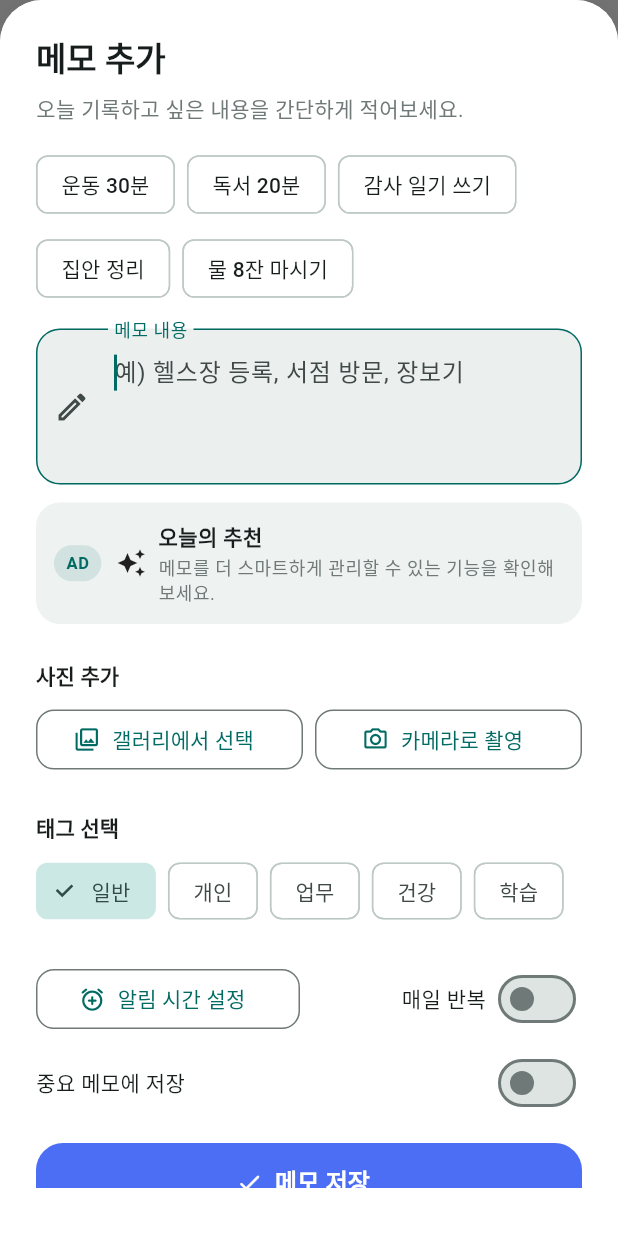
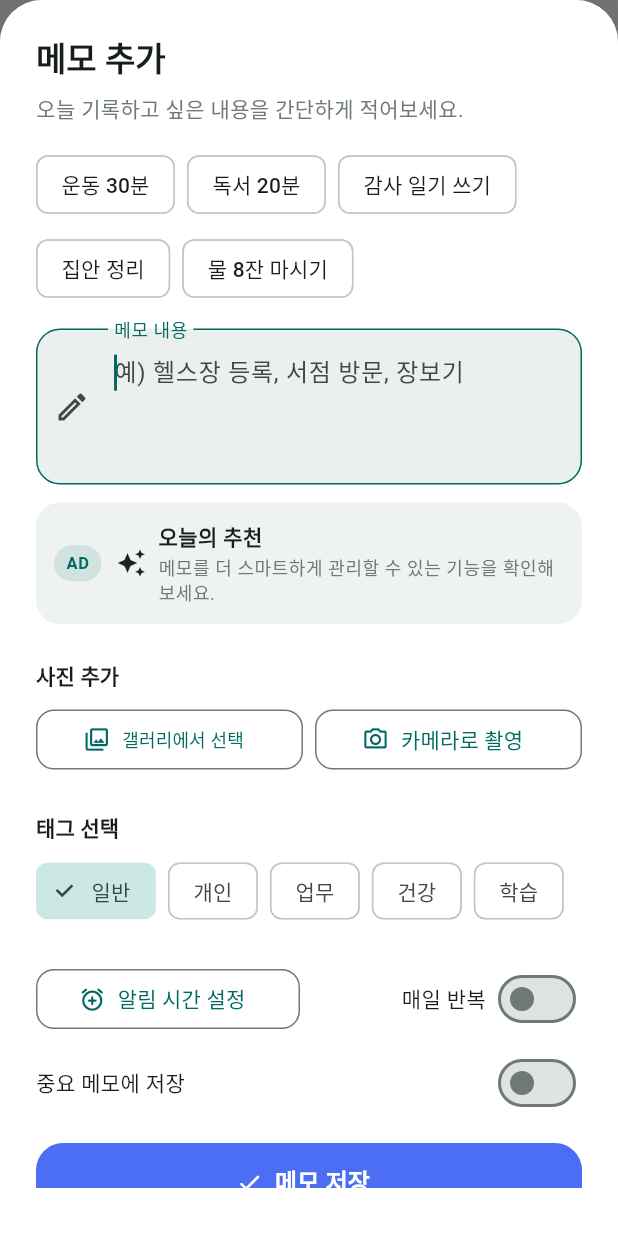
Before and after one commit to hugedreamhd/todo_memo_app, a Flutter app: the screen it shows after launch, after a tap on the "add" icon, on a phone screen of 412 x 824 dp. Run offline on Flutter 3.47's test engine with Material 3 defaults, Android fonts, the phone set to English and light mode, and no system bars; our stand-ins replace google_mobile_ads, image_picker, share_plus, shared_preferences; network calls fail.

Commit message:
버그 수정

```diff
--- a/lib/create_task.dart
+++ b/lib/create_task.dart
@@ -305,7 +305,11 @@ class _CreateTaskState extends State<CreateTask> {
                       ),
                       onPressed: () => _pickImage(ImageSource.gallery),
                       icon: const Icon(Icons.photo_library_outlined),
-                      label: const Text('갤러리에서 선택'),
+                      label: const Text(
+                        '갤러리에서 선택',
+                        style: TextStyle(fontSize: 12),
+                        maxLines: 1,
+                      ),
                     ),
                   ),
                   const SizedBox(width: 8),
--- a/lib/main.dart
+++ b/lib/main.dart
@@ -10,12 +10,12 @@ void main() async {
   WidgetsFlutterBinding.ensureInitialized();
 
   // 2. 구글 모바일 광고 SDK 초기화
-  await MobileAds.instance.initialize();
+  var status = await MobileAds.instance.initialize();
 
-  // 3. 테스트 디바이스 설정 (에뮬레이터 해결)
-  await MobileAds.instance.updateRequestConfiguration(
-    RequestConfiguration(testDeviceIds: ['E19E03387BD77FBE4D1C68A4910C2641']),
-  );
+  // // 3. 테스트 디바이스 설정 (에뮬레이터 해결)
+  // await MobileAds.instance.updateRequestConfiguration(
+  //   RequestConfiguration(testDeviceIds: ['E19E03387BD77FBE4D1C68A4910C2641']),
+  // );
   runApp(const MyApp());
 }
 
--- a/lib/main_screen.dart
+++ b/lib/main_screen.dart
@@ -890,6 +890,7 @@ class MainScreen extends StatelessWidget {
           mainAxisSize: MainAxisSize.min,
           children: [
             MyBannerAdWidget(), // 광고 배치
+            const SizedBox(height: 5),
             Padding(
               padding: const EdgeInsets.fromLTRB(20, 0, 20, 16),
               child: Row(
--- a/pubspec.yaml
+++ b/pubspec.yaml
@@ -50,6 +50,7 @@ dev_dependencies:
   # package. See that file for information about deactivating specific lint
   # rules and activating additional ones.
   flutter_lints: ^5.0.0
+  change_app_package_name: ^1.5.0
   flutter_native_splash: ^2.4.7
 
 flutter_native_splash:
```
Also changed, not shown: pubspec.lock, 11 other files.
